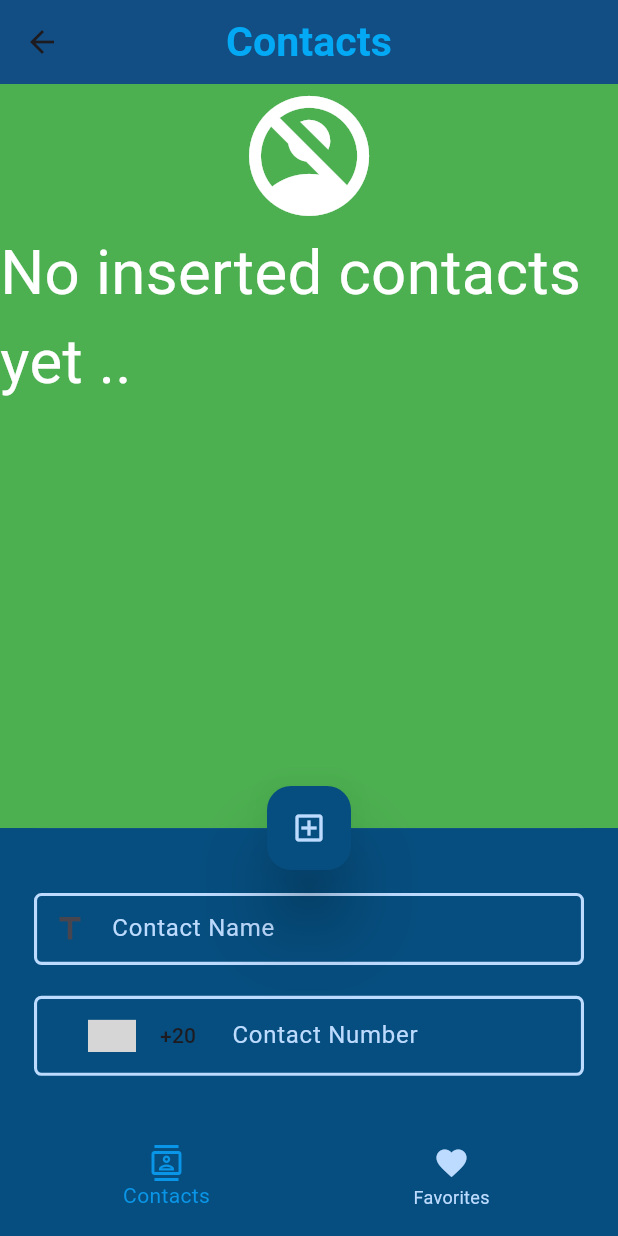
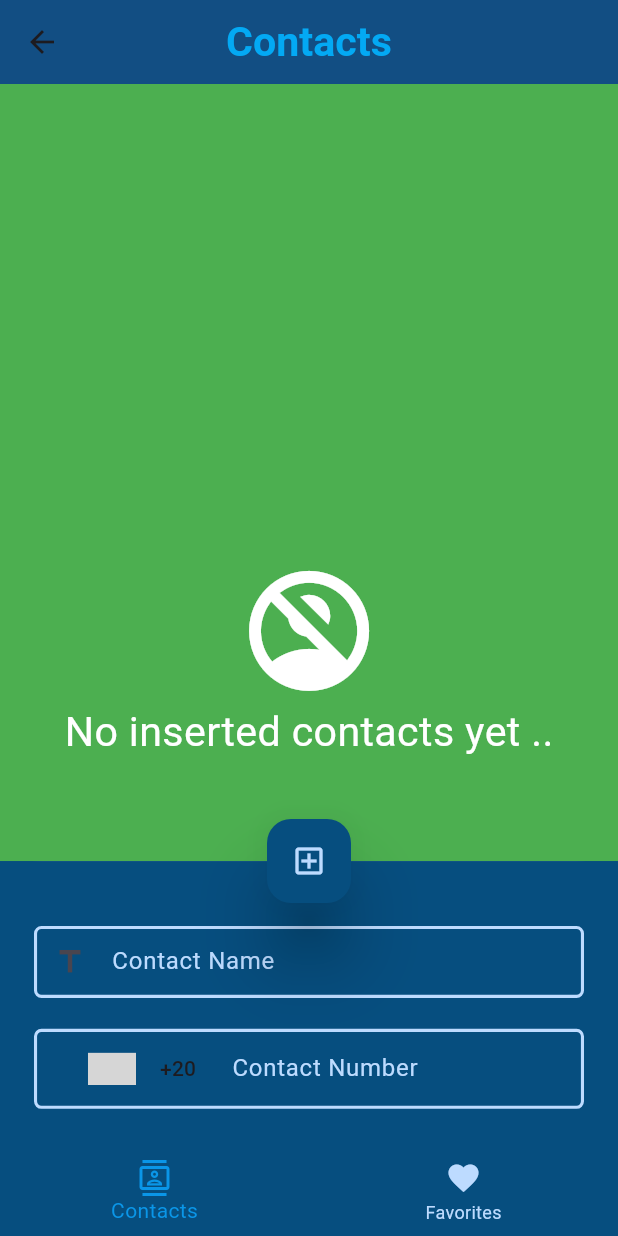
Before and after one commit to MohamedOmarKhedr/contacts_app, a Flutter app: the screen it shows after launch, after a tap on the "person add" icon, on a phone screen of 412 x 824 dp. Run offline on Flutter 3.47's test engine with Material 3 defaults, Android fonts, the phone set to English and light mode, and no system bars; drawn by our look-alikes of country_code_picker; our stand-ins replace cloud_firestore, firebase_core, flutter_bloc, fluttertoast, sizer; accounts and stored records are empty; statements that could not run were skipped; grey boxes are pictures that could not be loaded.

Commit message:
Add files via upload

```diff
--- a/lib/presentation/screens/home/home_layout.dart
+++ b/lib/presentation/screens/home/home_layout.dart
@@ -80,14 +80,9 @@ class _HomeLayoutState extends State<HomeLayout> {
                   },
                 )
               ]),
-              bottomNavigationBar: BottomAppBar(
-                color: darkSkyBlue,
-                elevation: 0,
-                shape: const CircularNotchedRectangle(),
-                notchMargin: 12,
-                child: BottomNavigationBar(
+              bottomNavigationBar: BottomNavigationBar(
                   type: BottomNavigationBarType.fixed,
-                    backgroundColor: Colors.transparent,
+                  backgroundColor: darkSkyBlue,
                   selectedItemColor: lightSkyBlue,
                   unselectedItemColor: lightBlue,
                   elevation: 0,
@@ -100,9 +95,8 @@ class _HomeLayoutState extends State<HomeLayout> {
                         ),
                         label: _cubit.titles[0]),
                     BottomNavigationBarItem(
-                          icon: Icon(Icons.favorite), label: _cubit.titles[1]),
+                        icon: const Icon(Icons.favorite), label: _cubit.titles[1]),
                   ]),
-              ),
               floatingActionButtonLocation:
                   FloatingActionButtonLocation.centerDocked,
               floatingActionButton: FloatingActionButton(
@@ -138,7 +132,7 @@ class _HomeLayoutState extends State<HomeLayout> {
                                             CrossAxisAlignment.center,
                                         mainAxisSize: MainAxisSize.min,
                                         children: [
-                                          MyTextFornFeild(
+                                          MyTextFormField(
                                             controller: _nameController,
                                             labelText: 'Contact Name',
                                             textInputType: TextInputType.text,
@@ -152,7 +146,7 @@ class _HomeLayoutState extends State<HomeLayout> {
                                             borderColor: lightBlue,
                                             textColor: lightBlue,
                                           ),
-                                          MyTextFornFeild(
+                                          MyTextFormField(
                                             controller: _phoneController,
                                             labelText: 'Contact Number',
                                             hintText: 'eg. 123456789',
--- a/lib/presentation/views/contacts_lists_builder.dart
+++ b/lib/presentation/views/contacts_lists_builder.dart
@@ -22,6 +22,9 @@ class ContactsListsBuilder extends StatelessWidget {
         visible: contacts.isNotEmpty,
         replacement: Center(
           child: Column(
+            mainAxisAlignment: MainAxisAlignment.center,
+            crossAxisAlignment: CrossAxisAlignment.center,
+            mainAxisSize: MainAxisSize.min,
             children: [
               Icon(
                 Icons.no_accounts,
@@ -31,7 +34,7 @@ class ContactsListsBuilder extends StatelessWidget {
               MyText(
                 text: noContacts,
                 textColor: white,
-                textSize: 30.sp,
+                textSize: 20.sp,
               ),
             ],
           ),
--- a/lib/presentation/views/edit_contact_dialog.dart
+++ b/lib/presentation/views/edit_contact_dialog.dart
@@ -46,7 +46,7 @@ class _EditContactDialogState extends State<EditContactDialog> {
               crossAxisAlignment: CrossAxisAlignment.center,
               mainAxisSize: MainAxisSize.min,
               children: [
-                MyTextFornFeild(
+                MyTextFormField(
                   controller: _nameController,
                   labelText: 'Contact Name',
                   textInputType: TextInputType.text,
@@ -60,7 +60,7 @@ class _EditContactDialogState extends State<EditContactDialog> {
                   borderColor: lightBlue,
                   textColor: lightBlue,
                 ),
-                MyTextFornFeild(
+                MyTextFormField(
                   controller: _phoneController,
                   labelText: 'Contact Number',
                   hintText: 'eg. 123456789',
--- a/lib/presentation/widgets/my_text_form_feild.dart
+++ b/lib/presentation/widgets/my_text_form_feild.dart
@@ -2,7 +2,7 @@ import 'package:flutter/material.dart';
 import 'package:sizer/sizer.dart';
 
 // ignore: must_be_immutable
-class MyTextFornFeild extends StatefulWidget {
+class MyTextFormField extends StatefulWidget {
   bool? obscureText;
   final String? hintText;
   final String? labelText;
@@ -13,7 +13,7 @@ class MyTextFornFeild extends StatefulWidget {
   Color? borderColor;
   Color? textColor;
 
-  MyTextFornFeild(
+  MyTextFormField(
       {Key? key,
       this.obscureText = false,
       required this.controller,
@@ -27,10 +27,10 @@ class MyTextFornFeild extends StatefulWidget {
       : super(key: key);
 
   @override
-  State<MyTextFornFeild> createState() => _MyTextFornFeildState();
+  State<MyTextFormField> createState() => _MyTextFornFeildState();
 }
 
-class _MyTextFornFeildState extends State<MyTextFornFeild> {
+class _MyTextFornFeildState extends State<MyTextFormField> {
   late final bool _isHiding;
   @override
   void initState() {
```
Also changed, not shown: lib/bussiness_logic/app_cubit.dart (line endings or trailing spaces), lib/bussiness_logic/app_state.dart (line endings or trailing spaces), lib/core/constants.dart (line endings or trailing spaces), lib/main.dart (line endings or trailing spaces), lib/presentation/routers/app_router.dart (line endings or trailing spaces), lib/presentation/screens/contacts_screen/contacts_screen.dart (line endings or trailing spaces), lib/presentation/screens/favorites_screen/favorites_screen.dart (line endings or trailing spaces), lib/presentation/screens/splash_screen/splash_screen.dart (line endings or trailing spaces), lib/presentation/views/contacts_lists_item.dart (line endings or trailing spaces), lib/presentation/widgets/my_button.dart (line endings or trailing spaces), lib/presentation/widgets/my_text.dart (line endings or trailing spaces). Lines whose indentation alone changed are shown as unchanged.
